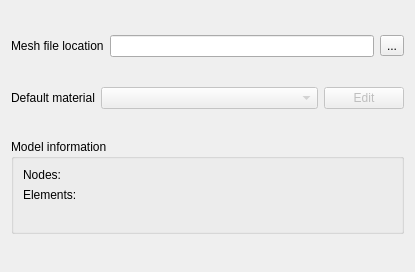
The window that ui/NewProjectWizardPage3.ui (ruimaciel/femp) describes before a commit, drawn with Qt 5.
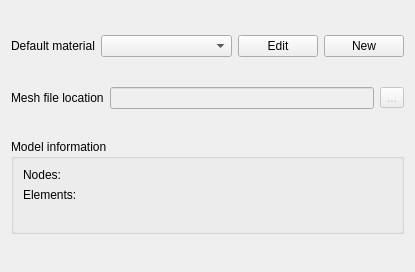
The same window after the commit.

Commit message: NewProjectWizardPage3: added support to add materials

The edit to the form file:
```diff
--- a/ui/NewProjectWizardPage3.ui
+++ b/ui/NewProjectWizardPage3.ui
@@ -14,6 +14,65 @@
    <string>WizardPage</string>
   </property>
   <layout class="QVBoxLayout" name="verticalLayout">
+   <item>
+    <layout class="QHBoxLayout" name="horizontalLayout_2">
+     <item>
+      <widget class="QLabel" name="labelMaterial">
+       <property name="sizePolicy">
+        <sizepolicy hsizetype="Maximum" vsizetype="Preferred">
+         <horstretch>0</horstretch>
+         <verstretch>0</verstretch>
+        </sizepolicy>
+       </property>
+       <property name="text">
+        <string>Default material</string>
+       </property>
+      </widget>
+     </item>
+     <item>
+      <widget class="QComboBox" name="comboBoxMaterialsList">
+       <property name="enabled">
+        <bool>true</bool>
+       </property>
+       <property name="sizePolicy">
+        <sizepolicy hsizetype="Minimum" vsizetype="Fixed">
+         <horstretch>0</horstretch>
+         <verstretch>0</verstretch>
+        </sizepolicy>
+       </property>
+      </widget>
+     </item>
+     <item>
+      <widget class="QPushButton" name="pushButtonEditMaterials">
+       <property name="enabled">
+        <bool>true</bool>
+       </property>
+       <property name="sizePolicy">
+        <sizepolicy hsizetype="Maximum" vsizetype="Fixed">
+         <horstretch>0</horstretch>
+         <verstretch>0</verstretch>
+        </sizepolicy>
+       </property>
+       <property name="text">
+        <string>Edit</string>
+       </property>
+      </widget>
+     </item>
+     <item>
+      <widget class="QPushButton" name="pushButtonNewMaterial">
+       <property name="sizePolicy">
+        <sizepolicy hsizetype="Maximum" vsizetype="Fixed">
+         <horstretch>0</horstretch>
+         <verstretch>0</verstretch>
+        </sizepolicy>
+       </property>
+       <property name="text">
+        <string>New</string>
+       </property>
+      </widget>
+     </item>
+    </layout>
+   </item>
    <item>
     <layout class="QHBoxLayout" name="horizontalLayout">
      <item>
@@ -31,6 +90,9 @@
      </item>
      <item>
       <widget class="QLineEdit" name="lineEditFilePath">
+       <property name="enabled">
+        <bool>false</bool>
+       </property>
        <property name="toolTip">
         <string>The path to a valid mesh file</string>
        </property>
@@ -38,6 +100,9 @@
      </item>
      <item>
       <widget class="QToolButton" name="toolButtonSelectFile">
+       <property name="enabled">
+        <bool>false</bool>
+       </property>
        <property name="toolTip">
         <string>Select a mesh file</string>
        </property>
@@ -48,52 +113,6 @@
      </item>
     </layout>
    </item>
-   <item>
-    <layout class="QHBoxLayout" name="horizontalLayout_2">
-     <item>
-      <widget class="QLabel" name="labelMaterial">
-       <property name="sizePolicy">
-        <sizepolicy hsizetype="Maximum" vsizetype="Preferred">
-         <horstretch>0</horstretch>
-         <verstretch>0</verstretch>
-        </sizepolicy>
-       </property>
-       <property name="text">
-        <string>Default material</string>
-       </property>
-      </widget>
-     </item>
-     <item>
-      <widget class="QComboBox" name="comboBox">
-       <property name="enabled">
-        <bool>false</bool>
-       </property>
-       <property name="sizePolicy">
-        <sizepolicy hsizetype="Minimum" vsizetype="Fixed">
-         <horstretch>0</horstretch>
-         <verstretch>0</verstretch>
-        </sizepolicy>
-       </property>
-      </widget>
-     </item>
-     <item>
-      <widget class="QPushButton" name="pushButtonEditMaterials">
-       <property name="enabled">
-        <bool>false</bool>
-       </property>
-       <property name="sizePolicy">
-        <sizepolicy hsizetype="Maximum" vsizetype="Fixed">
-         <horstretch>0</horstretch>
-         <verstretch>0</verstretch>
-        </sizepolicy>
-       </property>
-       <property name="text">
-        <string>Edit</string>
-       </property>
-      </widget>
-     </item>
-    </layout>
-   </item>
    <item>
     <widget class="QGroupBox" name="groupBox">
      <property name="sizePolicy">
```
The commit also changes 7 other files.
